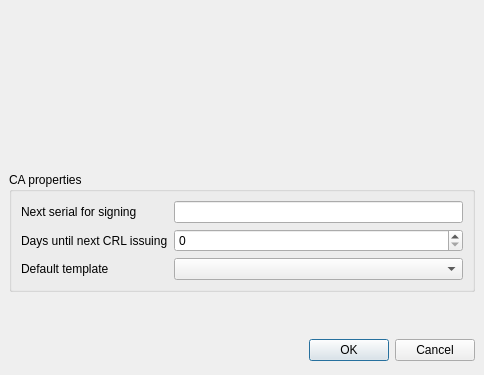
First picture: the form in ui/CaProperties.ui, repository chris2511/xca, before the edit.
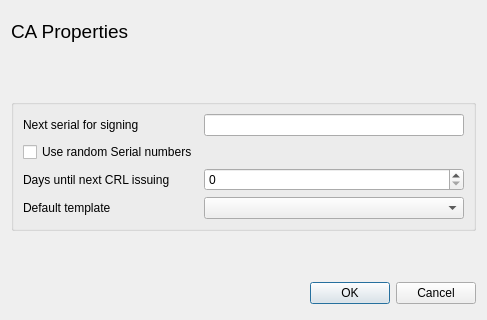
Second picture: the form after the edit.

Commit message:
add support for random serial numbers
 - add a CA option to enable/disable 8byte random serial numbers.
   every newly generated serial number is checked against the currently
   existing ones.

The edit to the form file:
```diff
--- a/ui/CaProperties.ui
+++ b/ui/CaProperties.ui
@@ -6,25 +6,31 @@
    <rect>
     <x>0</x>
     <y>0</y>
-    <width>484</width>
-    <height>375</height>
+    <width>487</width>
+    <height>320</height>
    </rect>
   </property>
-  <layout class="QVBoxLayout">
-   <property name="spacing">
-    <number>6</number>
-   </property>
-   <property name="margin">
-    <number>9</number>
-   </property>
+  <layout class="QVBoxLayout" name="verticalLayout_2">
    <item>
-    <layout class="QHBoxLayout">
-     <property name="spacing">
-      <number>6</number>
-     </property>
-     <property name="margin">
-      <number>0</number>
-     </property>
+    <layout class="QHBoxLayout" name="horizontalLayout">
+     <item>
+      <widget class="QLabel" name="TextLabel1">
+       <property name="font">
+        <font>
+         <family>Arial</family>
+         <pointsize>14</pointsize>
+         <weight>50</weight>
+         <italic>false</italic>
+         <bold>false</bold>
+         <underline>false</underline>
+         <strikeout>false</strikeout>
+        </font>
+       </property>
+       <property name="text">
+        <string>CA Properties</string>
+       </property>
+      </widget>
+     </item>
      <item>
       <spacer>
        <property name="orientation">
@@ -45,8 +51,14 @@
       <widget class="QLabel" name="image">
        <property name="minimumSize">
         <size>
-         <width>200</width>
-         <height>94</height>
+         <width>95</width>
+         <height>40</height>
+        </size>
+       </property>
+       <property name="maximumSize">
+        <size>
+         <width>95</width>
+         <height>40</height>
         </size>
        </property>
        <property name="scaledContents">
@@ -54,22 +66,6 @@
        </property>
       </widget>
      </item>
-     <item>
-      <spacer>
-       <property name="orientation">
-        <enum>Qt::Horizontal</enum>
-       </property>
-       <property name="sizeType">
-        <enum>QSizePolicy::Expanding</enum>
-       </property>
-       <property name="sizeHint" stdset="0">
-        <size>
-         <width>20</width>
-         <height>20</height>
-        </size>
-       </property>
-      </spacer>
-     </item>
     </layout>
    </item>
    <item>
@@ -86,74 +82,48 @@
     </spacer>
    </item>
    <item>
-    <widget class="QLabel" name="certName">
-     <property name="font">
-      <font>
-       <family>Arial</family>
-       <pointsize>14</pointsize>
-       <weight>50</weight>
-       <italic>false</italic>
-       <bold>false</bold>
-       <underline>false</underline>
-       <strikeout>false</strikeout>
-      </font>
-     </property>
-    </widget>
-   </item>
-   <item>
-    <spacer>
-     <property name="orientation">
-      <enum>Qt::Vertical</enum>
-     </property>
-     <property name="sizeHint" stdset="0">
-      <size>
-       <width>20</width>
-       <height>20</height>
-      </size>
-     </property>
-    </spacer>
-   </item>
-   <item>
-    <widget class="QGroupBox" name="groupBox">
-     <property name="title">
-      <string>CA properties</string>
-     </property>
-     <layout class="QGridLayout">
-      <property name="margin">
-       <number>9</number>
-      </property>
-      <property name="spacing">
-       <number>6</number>
-      </property>
-      <item row="0" column="1">
-       <widget class="QLineEdit" name="serial"/>
-      </item>
-      <item row="0" column="0">
-       <widget class="QLabel" name="label_3">
-        <property name="text">
-         <string>Next serial for signing</string>
-        </property>
-       </widget>
-      </item>
-      <item row="1" column="1">
-       <widget class="QSpinBox" name="days"/>
-      </item>
-      <item row="1" column="0">
-       <widget class="QLabel" name="label">
-        <property name="text">
-         <string>Days until next CRL issuing</string>
-        </property>
-       </widget>
-      </item>
-      <item row="2" column="1">
-       <widget class="QComboBox" name="temp"/>
-      </item>
-      <item row="2" column="0">
-       <widget class="QLabel" name="label_2">
-        <property name="text">
-         <string>Default template</string>
-        </property>
-       </widget>
+    <widget class="QGroupBox" name="certName">
+     <layout class="QVBoxLayout" name="verticalLayout">
+      <item>
+       <layout class="QGridLayout" name="gridLayout">
+        <item row="0" column="1">
+         <widget class="QLineEdit" name="serial"/>
+        </item>
+        <item row="1" column="0">
+         <widget class="QCheckBox" name="randomSerial">
+          <property name="text">
+           <string>Use random Serial numbers</string>
+          </property>
+         </widget>
+        </item>
+        <item row="2" column="0">
+         <widget class="QLabel" name="label">
+          <property name="text">
+           <string>Days until next CRL issuing</string>
+          </property>
+         </widget>
+        </item>
+        <item row="2" column="1">
+         <widget class="QSpinBox" name="days"/>
+        </item>
+        <item row="3" column="0">
+         <widget class="QLabel" name="label_2">
+          <property name="text">
+           <string>Default template</string>
+          </property>
+         </widget>
+        </item>
+        <item row="3" column="1">
+         <widget class="QComboBox" name="temp"/>
+        </item>
+        <item row="0" column="0">
+         <widget class="QLabel" name="label_3">
+          <property name="text">
+           <string>Next serial for signing</string>
+          </property>
+         </widget>
+        </item>
+       </layout>
       </item>
      </layout>
     </widget>
```
Left out of the diff: 26 changed lines with no effect on the pictures. The commit also changes 4 other files.
